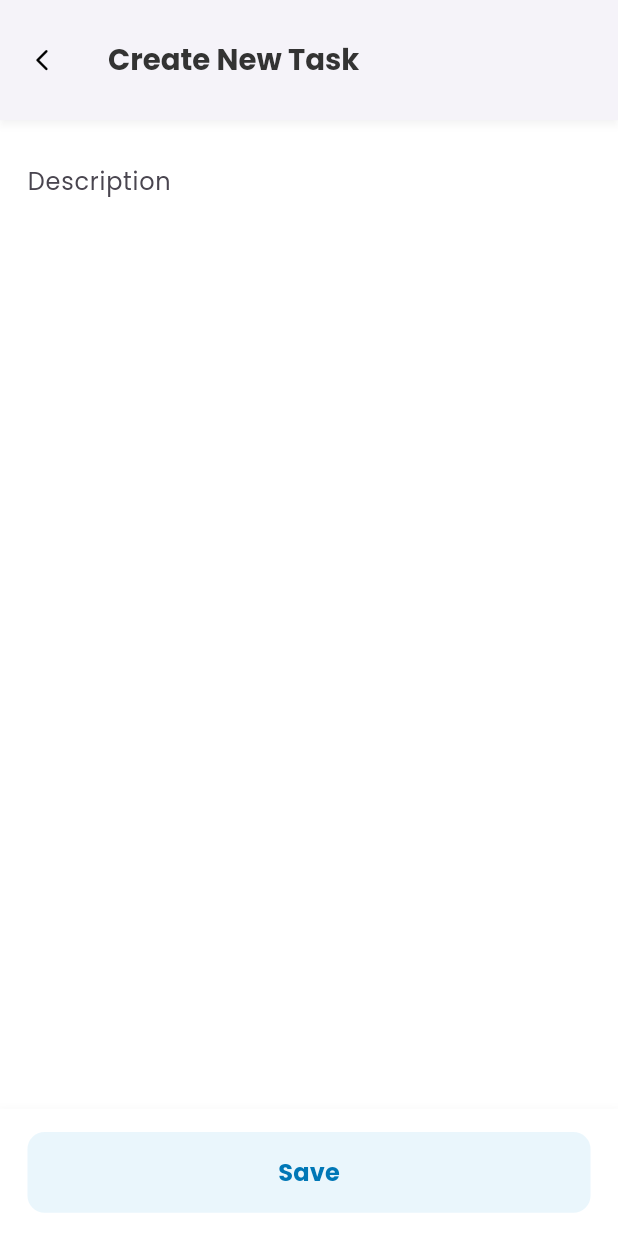
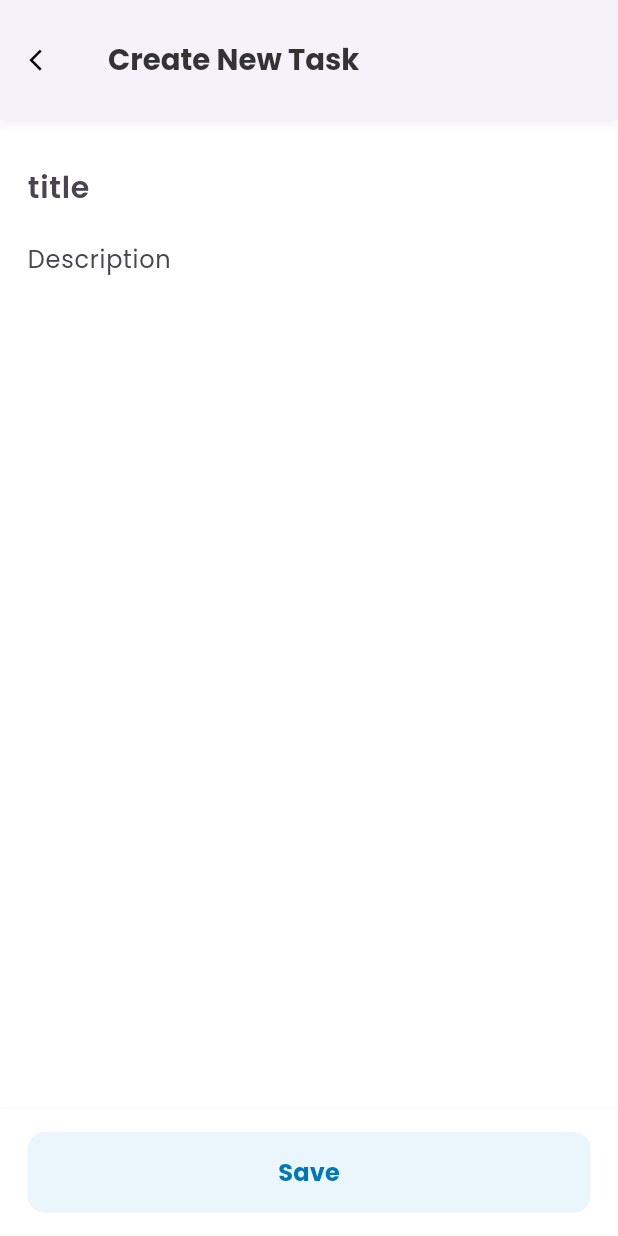
Before and after one commit to haikalhafizh24/flutter-cohort-2, a Flutter app: the ToDoPage screen opened by its route, after a tap on "Create New Task", on a phone screen of 412 x 824 dp. Run offline on Flutter 3.47's test engine with Material 3 defaults, Android fonts, the phone set to English and light mode, and no system bars; our stand-ins replace auto_route, bloc, dio, flutter_bloc, flutter_screenutil, fluttertoast and 7 more; generated files the repository leaves out were written again.

Commit message:
feat(todo): Add title parameter to ToDo entity
- Include title field in ToDo model
- Update related functions to handle title parameter
- Adjust UI to display and edit todo titles

```diff
--- a/lib/application/to_do/to_do_cubit.dart
+++ b/lib/application/to_do/to_do_cubit.dart
@@ -9,19 +9,30 @@ part 'to_do_state.dart';
 
 // use HydratedCubit
 class ToDoCubit extends HydratedCubit<ToDoState> {
+  late TextEditingController titleController;
   late TextEditingController descriptionController;
 
   ToDoCubit() : super(ToDoState.initial()) {
+    titleController = TextEditingController()
+      ..addListener(onTitleControllerChange);
     descriptionController = TextEditingController()
       ..addListener(onDescriptionControllerChange);
   }
 
+  void onTitleControllerChange() {
+    inputTitle(titleController.text);
+  }
+
   // untuk memasukkan textcontroller
   void onDescriptionControllerChange() {
-    inputText(descriptionController.text);
+    inputDescription(descriptionController.text);
   }
 
-  void inputText(String val) {
+  void inputTitle(String val) {
+    emit(state.copyWith.entity(title: val));
+  }
+
+  void inputDescription(String val) {
     emit(state.copyWith.entity(description: val));
   }
 
@@ -43,17 +54,29 @@ class ToDoCubit extends HydratedCubit<ToDoState> {
   void saveTextToHistories() {
     emit(state.unmodified.copyWith(showError: false).copyWith.entity(
           histories: state.entity.newHistories,
+          title: titleController.text,
           description: descriptionController.text,
         ));
   }
 
   void updateTextToHistories() {
+    final updatedHistories = state.entity.updateHistories(
+      title: titleController.text,
+      description: descriptionController.text,
+      id: state.entity.id,
+    );
+
     emit(state.unmodified.copyWith(showError: false).copyWith.entity(
-        histories: state.entity.updateHistories(
-          description: state.entity.description,
-          id: state.entity.id,
-        ),
-        description: descriptionController.text));
+          histories: updatedHistories,
+          title: titleController.text,
+          description: descriptionController.text,
+        ));
+  }
+
+  void resetState() {
+    titleController.clear();
+    descriptionController.clear();
+    emit(ToDoState.initial());
   }
 
   void save() {
@@ -63,20 +86,25 @@ class ToDoCubit extends HydratedCubit<ToDoState> {
       } else {
         updateTextToHistories();
       }
+      titleController.clear();
       descriptionController.clear();
-      // emit(state.copyWith(showError: false));
+      emit(state.copyWith(showError: false));
     }, (failure) {
       emit(state.copyWith(showError: true));
     });
   }
 
   void editToDo(ToDoHistoryEntity entity) {
+    titleController.removeListener(onTitleControllerChange);
+    titleController.value = TextEditingValue(text: entity.title);
+    titleController.addListener(onTitleControllerChange);
+
     descriptionController.removeListener(onDescriptionControllerChange);
     descriptionController.value = TextEditingValue(text: entity.description);
-
     descriptionController.addListener(onDescriptionControllerChange);
     emit(
       state.unmodified.copyWith.entity(
+        title: entity.title,
         description: entity.description,
         id: entity.id,
       ),
--- a/lib/application/to_do/to_do_state.dart
+++ b/lib/application/to_do/to_do_state.dart
@@ -20,13 +20,16 @@ class ToDoState with _$ToDoState {
 
   ToDoState get unmodified => copyWith(entity: entity.copyWith(id: 0));
 
-  bool get isError => showDescriptionErrorMsg == null;
+  bool get isError =>
+      showDescriptionErrorMsg == null && showTitleErrorMsg == null;
 
   bool get newToDo => entity.id == 0;
 
   bool isEdited(id) => id == entity.id;
 
   String get ctaText => newToDo ? 'Save' : 'Update';
+
+  String? get showTitleErrorMsg => showError ? entity.titleErrorMsg : null;
 
   String? get showDescriptionErrorMsg =>
       showError ? entity.descriptionErrorMsg : null;
--- a/lib/domain/todo/to_do_history_entitiy.dart
+++ b/lib/domain/todo/to_do_history_entitiy.dart
@@ -11,18 +11,18 @@ class ToDoHistoryEntity with _$ToDoHistoryEntity {
 
   factory ToDoHistoryEntity({
     required int id,
-    // required String title,
+    required String title,
     required String description,
     required bool isDone,
   }) = _ToDoHistoryEntity;
 
   factory ToDoHistoryEntity.newEntity({
-    // required String title,
+    required String title,
     required String description,
   }) =>
       ToDoHistoryEntity(
         id: Random().nextInt(1000),
-        // title: title,
+        title: title,
         description: description,
         isDone: false,
       );
--- a/lib/presentation/pages/to_do_page/create_page.dart
+++ b/lib/presentation/pages/to_do_page/create_page.dart
@@ -31,8 +31,17 @@ class CreatePage extends StatelessWidget {
       child: BlocBuilder<ToDoCubit, ToDoState>(
         builder: (context, state) {
           return Scaffold(
-            appBar: const PlatformAppBar(
-              title: Text(
+            appBar: PlatformAppBar(
+              leading: IconButton(
+                onPressed: () {
+                  context.read<ToDoCubit>().resetState();
+                  AutoRouter.of(context).pop();
+                },
+                icon: const Icon(
+                  Icons.arrow_back_ios,
+                ),
+              ),
+              title: const Text(
                 'Create New Task',
               ),
             ),
@@ -51,18 +60,30 @@ class CreatePage extends StatelessWidget {
               ),
               child: ElevatedButton(
                 onPressed: () {
-                  if (state.showDescriptionErrorMsg != null) {
+                  final cubit = context.read<ToDoCubit>();
+                  cubit.save();
+                  // Memeriksa apakah ada error
+                  if (!cubit.state.showError) {
+                    AutoRouter.of(context).push(const ToDoRoute());
+                  } else {
+                    // Menampilkan pesan error
+                    String errorMsg = '';
+                    final state = cubit.state;
+                    if (state.showTitleErrorMsg != null &&
+                        state.showDescriptionErrorMsg != null) {
+                      errorMsg = 'Title and description cannot be empty';
+                    } else if (state.showTitleErrorMsg != null) {
+                      errorMsg = state.showTitleErrorMsg!;
+                    } else if (state.showDescriptionErrorMsg != null) {
+                      errorMsg = state.showDescriptionErrorMsg!;
+                    }
                     ScaffoldMessenger.of(context).showSnackBar(
                       SnackBar(
-                        content: Text(state.showDescriptionErrorMsg!),
+                        content: Text(errorMsg),
                         duration: const Duration(seconds: 2),
                         backgroundColor: ColorConstant.red,
                       ),
                     );
-                  } else if (state.showDescriptionErrorMsg == null) {
-                    context.read<ToDoCubit>().save();
-                    AutoRouter.of(context).push(const ToDoRoute());
-                    // AutoRouter.of(context).push;
                   }
                 },
                 child: Text(state.ctaText),
@@ -75,29 +96,23 @@ class CreatePage extends StatelessWidget {
                 ),
                 child: Column(
                   children: [
-                    // SizedBox(
-                    //   height: 80,
-                    //   child: TextFormField(
-                    //     style: const TextStyle(
-                    //       fontWeight: FontWeight.w700,
-                    //       fontSize: 20,
-                    //     ),
-                    //     decoration: const InputDecoration(
-                    //       hintText: 'Title',
-                    //       hintStyle: TextStyle(
-                    //         fontWeight: FontWeight.w700,
-                    //         fontSize: 20,
-                    //       ),
-                    //       border: InputBorder.none,
-                    //     ),
-                    //     minLines: null,
-                    //     maxLines: null,
-                    //     expands: true,
-                    //   ),
-                    // ),
-                    SizedBox(
-                      height: 200,
-                      child: TextFormField(
+                    TextFormField(
+                      // initialValue: state.entity.description,
+                      controller: context.read<ToDoCubit>().titleController,
+                      style: const TextStyle(
+                          fontSize: 20, fontWeight: FontWeight.w600),
+                      decoration: const InputDecoration(
+                        hintText: 'title',
+                        hintStyle: TextStyle(
+                            fontSize: 20, fontWeight: FontWeight.w600),
+                        border: InputBorder.none,
+                      ),
+                      // validator: (_) => state.showDescriptionErrorMsg,
+                      minLines: 1,
+                      maxLines: null,
+                      keyboardType: TextInputType.multiline,
+                    ),
+                    TextFormField(
                       // initialValue: state.entity.description,
                       controller:
                           context.read<ToDoCubit>().descriptionController,
@@ -112,10 +127,9 @@ class CreatePage extends StatelessWidget {
                         border: InputBorder.none,
                       ),
                       // validator: (_) => state.showDescriptionErrorMsg,
-                        minLines: null,
+                      minLines: 1,
                       maxLines: null,
-                        expands: true,
-                      ),
+                      keyboardType: TextInputType.multiline,
                     ),
                   ],
                 ),
--- a/lib/presentation/pages/to_do_page/to_do_page.dart
+++ b/lib/presentation/pages/to_do_page/to_do_page.dart
@@ -20,9 +20,17 @@ class ToDoPage extends StatelessWidget {
       child: BlocBuilder<ToDoCubit, ToDoState>(
         builder: (context, state) {
           return Scaffold(
-            appBar: const PlatformAppBar(
+            appBar: PlatformAppBar(
               elevation: 4,
-              title: Text(
+              leading: IconButton(
+                onPressed: () {
+                  AutoRouter.of(context).push(const SplashRoute());
+                },
+                icon: const Icon(
+                  Icons.arrow_back_ios,
+                ),
+              ),
+              title: const Text(
                 'To Do App',
               ),
             ),
--- a/lib/presentation/pages/to_do_page/widgets/to_do_list_item.dart
+++ b/lib/presentation/pages/to_do_page/widgets/to_do_list_item.dart
@@ -56,20 +56,22 @@ class ToDoListItem extends StatelessWidget {
                                 crossAxisAlignment: CrossAxisAlignment.start,
                                 children: [
                                   Text(
-                                    'Olahraga Lari Pagi',
+                                    history.title,
                                     style: context.textTheme.headlineLarge
                                         ?.copyWith(fontWeight: FontWeight.w600),
+                                    maxLines: 2,
+                                    overflow: TextOverflow.ellipsis,
                                     // overflow: TextOverflow.ellipsis,
                                   ),
-                                  UIHelper.verticalSpace(4),
+                                  UIHelper.verticalSpace(8),
                                   Text(
                                     history.description,
                                     style: context.textTheme.bodyMedium
                                         ?.copyWith(
                                             fontSize: 16,
                                             color: ColorConstant.darkGrey),
-                                    // maxLines: 3,
-                                    // overflow: TextOverflow.ellipsis,
+                                    maxLines: 3,
+                                    overflow: TextOverflow.ellipsis,
                                     // overflow: TextOverflow.ellipsis,
                                   ),
                                 ],
```
Also changed, not shown: lib/domain/todo/to_do_entity.dart (+51 -22 lines), lib/infrastructure/common/dtos/article_model.dart (+22 -10 lines), lib/infrastructure/news/data_source/news_data_source.dart (+30 -20 lines), 1 other file. Lines whose indentation alone changed are shown as unchanged.
